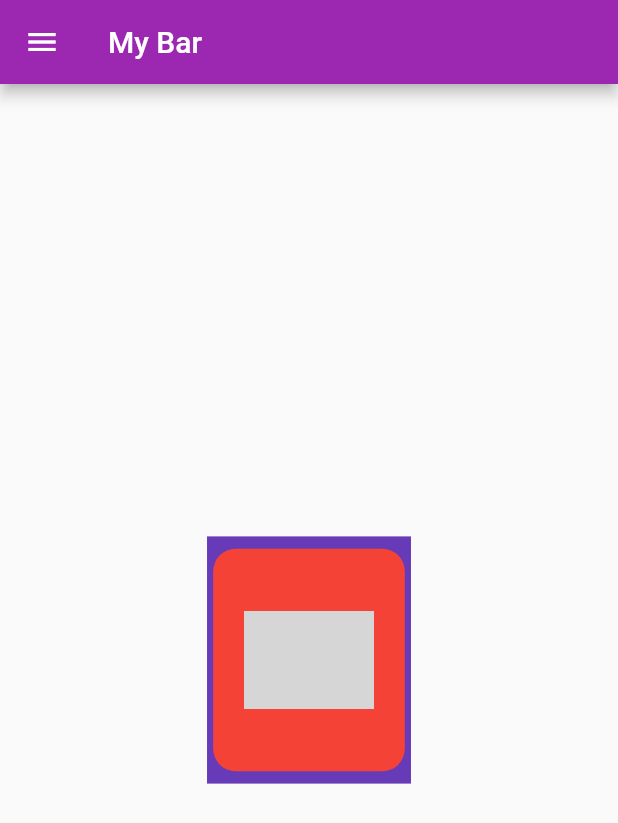
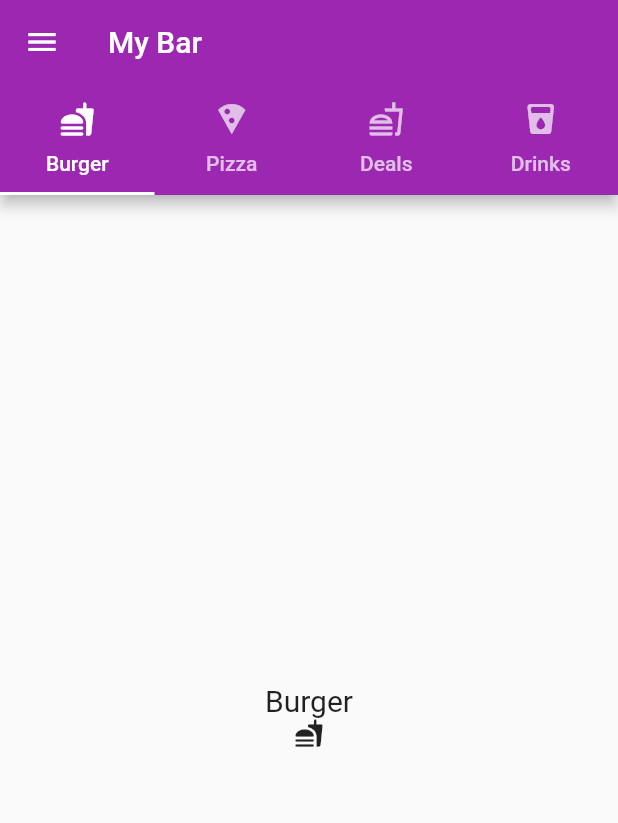
Before and after one commit to MuhammadAwab/flutter_course_app, a Flutter app: the screen it shows after launch, on a phone screen of 412 x 824 dp. Shown: the top 823 px of the screen. Run offline on Flutter 3.47's test engine with Material 2 defaults, Android fonts, the phone set to English and light mode, and no system bars; grey boxes are pictures that could not be loaded.

Commit message:
7/14/2021

```diff
--- a/lib/ui/firstscreen.dart
+++ b/lib/ui/firstscreen.dart
@@ -15,16 +15,42 @@ class _FirstScreenState extends State<FirstScreen> {
   Widget build(BuildContext context) {
     double width = MediaQuery.of(context).size.width;
     double height = MediaQuery.of(context).size.height;
-    return Scaffold(
-      appBar: _myBar(),
-      drawer: _myDrawer(context),
-      body: _myBody(context,width,height),
+    return DefaultTabController(
+        length: 4,
+        child: Scaffold(
+          appBar: _myBar(),
+          drawer: _myDrawer(context),
+          body: _myTabBarViewBody(context)//_myBody(context,width,height),
+    ));
+  }
+
+  Widget _myTabBarViewBody(BuildContext context){
+    return TabBarView(
+        children:[
+          _myTabBody(context, 'Burger', Icons.fastfood_rounded),
+          _myTabBody(context, 'Pizza', Icons.local_pizza),
+          _myTabBody(context, 'Deals', Icons.fastfood_outlined),
+          _myTabBody(context, 'Drinks', Icons.local_drink_rounded),
+        ]
+    );
+  }
+
+  Widget _myTabBody(BuildContext context,String type,IconData iconData){
+    return Center(
+      child: Column(
+        mainAxisAlignment: MainAxisAlignment.center,
+        children: [
+          Text(type,style: TextStyle(fontSize: 20),),
+          Icon(iconData,size: 20,)
+        ],
+      ),
     );
   }
 
   PreferredSizeWidget _myBar(){
     return AppBar(
       title: Text('My Bar'),
+      bottom: _myTabBar(context),
     );
   }
 
@@ -124,6 +150,10 @@ class _FirstScreenState extends State<FirstScreen> {
       crossAxisAlignment: CrossAxisAlignment.start,
       children: [
         CircleAvatar(
+          //1- Image.asset()
+          //2- Image.network(url)
+          //3- AssetImage()
+          //4- NetworkImage(url)
           backgroundImage: NetworkImage(imgLink),
           radius: 35,
         ),
@@ -136,4 +166,22 @@ class _FirstScreenState extends State<FirstScreen> {
     );
   }
 
+  PreferredSizeWidget _myTabBar(BuildContext context){
+    return TabBar(
+        tabs:[
+          _myTab(context, 'Burger', Icons.fastfood_rounded),
+          _myTab(context, 'Pizza', Icons.local_pizza),
+          _myTab(context, 'Deals', Icons.fastfood_outlined),
+          _myTab(context, 'Drinks', Icons.local_drink_rounded),
+        ]
+    );
+  }
+
+  Widget _myTab(BuildContext context,String type,IconData iconData){
+    return Tab(
+      text: type,
+      icon: Icon(iconData),
+    );
+  }
+
 }
```
